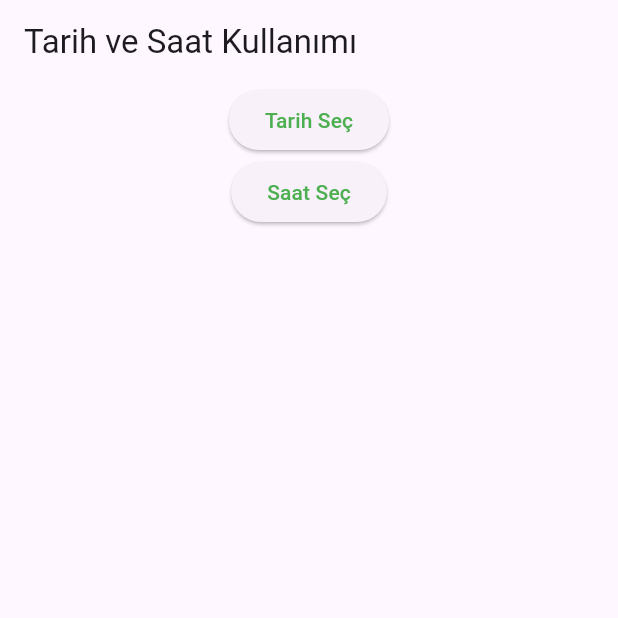
After one commit to BerkayGithub/flutter_inputs, a Flutter app: the screen it shows after launch, on a phone screen of 412 x 824 dp, the top half of it. The commit adds this screen. Run offline on Flutter 3.47's test engine with Material 3 defaults, Android fonts, the phone set to English and light mode, and no system bars; our stand-ins replace date_format, email_validator.

Commit message:
tarih ve saat seçme

```diff
--- /dev/null
+++ b/lib/date_time_picker.dart
@@ -0,0 +1,52 @@
+import 'package:flutter/material.dart';
+import 'package:date_format/date_format.dart';
+
+class TarihSaatOrnek extends StatefulWidget{
+  const TarihSaatOrnek({super.key});
+
+  @override
+  _TarihSaatOrnekState createState() => _TarihSaatOrnekState();
+}
+
+class _TarihSaatOrnekState extends State<TarihSaatOrnek>{
+
+  @override
+  Widget build(BuildContext context) {
+    DateTime suan = DateTime.now();
+    DateTime ucAyOncesi = DateTime(2025, suan.month-3);
+    DateTime yirmiGunSonra = DateTime(2025, suan.month, suan.day+20);
+    TimeOfDay suankiSaat = TimeOfDay.now();
+
+    return Scaffold(
+      appBar: AppBar(title: Text("Tarih ve Saat Kullanımı")),
+      body: Center(
+        child: Column(
+          children: [
+            ElevatedButton(
+                style: ElevatedButton.styleFrom(foregroundColor: Colors.green),
+                onPressed: (){
+                  showDatePicker(context: context, firstDate: ucAyOncesi, lastDate: yirmiGunSonra).then((secilenTarih){
+                    print(secilenTarih.toString());
+                    print(secilenTarih?.toIso8601String());
+                    print(secilenTarih?.microsecondsSinceEpoch.toString());
+                    print(secilenTarih?.toUtc().toIso8601String());
+                    print(formatDate(secilenTarih!, [yyyy, '-', mm, '-', dd]));
+                  });
+                },
+                child: Text("Tarih Seç")),
+            ElevatedButton(
+                style: ElevatedButton.styleFrom(foregroundColor: Colors.green),
+                onPressed: (){
+                  showTimePicker(context: context, initialTime: suankiSaat, ).then((secilenSaat){
+                    print(secilenSaat?.format(context));
+                    print("${secilenSaat?.hour}:${secilenSaat?.minute}");
+                  });
+                },
+                child: Text("Saat Seç")),
+          ],
+        ),
+      ),
+    );
+  }
+
+}
--- a/lib/main.dart
+++ b/lib/main.dart
@@ -1,5 +1,6 @@
 import 'package:flutter/material.dart';
 import 'package:flutter_inputs/bazi_input_elemanlari.dart';
+import 'package:flutter_inputs/date_time_picker.dart';
 import 'package:flutter_inputs/global_key_kullanimi.dart';
 import 'package:flutter_inputs/text_form_field_kullanimi.dart';
 import 'package:flutter_inputs/text_input_islemleri.dart';
@@ -19,7 +20,7 @@ class MyApp extends StatelessWidget {
       theme: ThemeData(
         colorScheme: ColorScheme.fromSeed(seedColor: Colors.deepPurple),
       ),
-      home: BaziInputElemanlari(),
+      home: TarihSaatOrnek(),
     );
   }
 }
--- a/pubspec.yaml
+++ b/pubspec.yaml
@@ -32,6 +32,7 @@ dependencies:
     sdk: flutter
 
   email_validator: '^2.1.17'
+  date_format: ^2.0.9
 
   # The following adds the Cupertino Icons font to your application.
   # Use with the CupertinoIcons class for iOS style icons.
```
Also changed, not shown: pubspec.lock.
